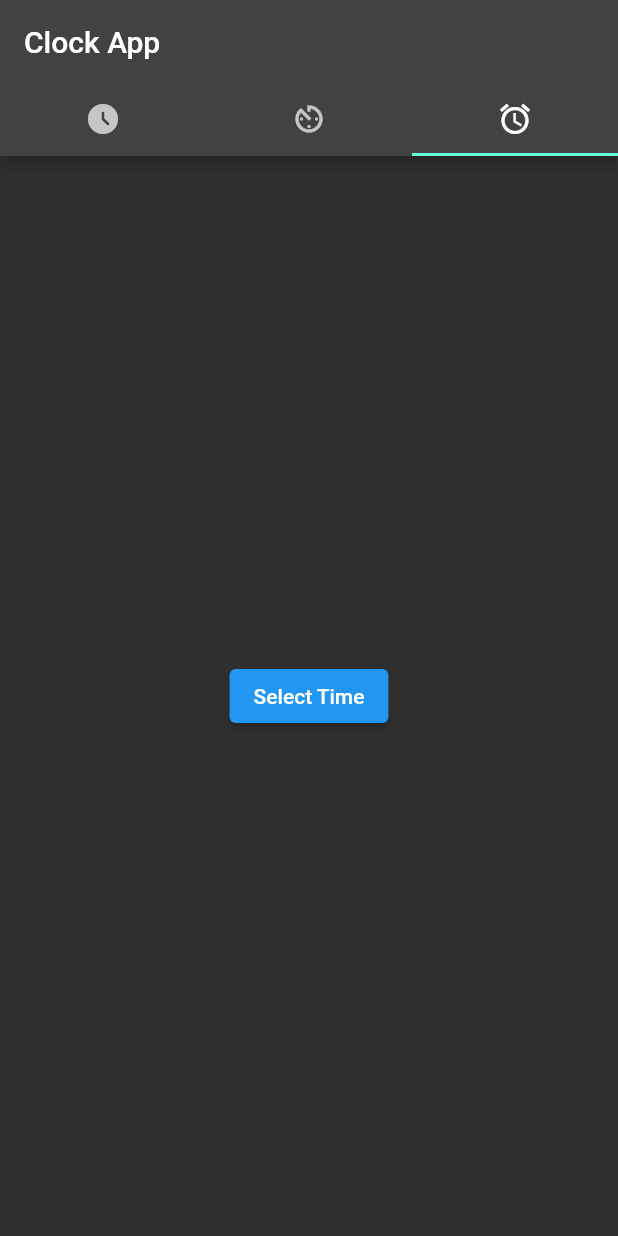
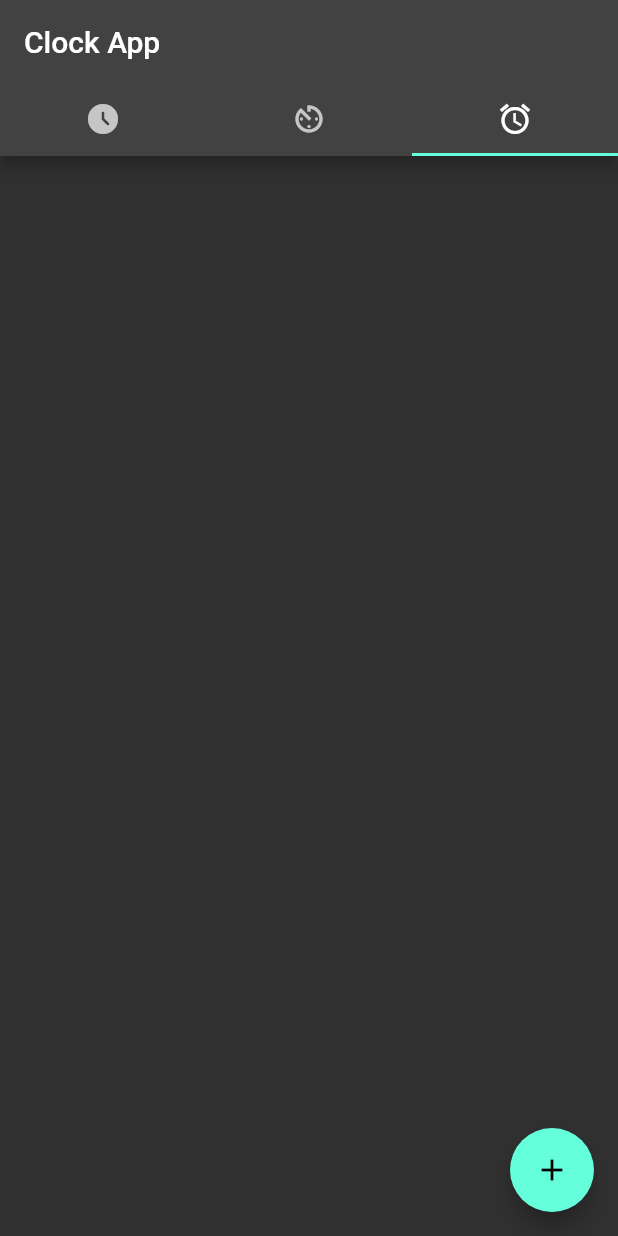
Before and after one commit to rodrigoc85/clock_demo, a Flutter app: the screen it shows after launch, tab 3 chosen, on a phone screen of 412 x 824 dp. Run offline on Flutter 3.47's test engine with Material 2 defaults, Android fonts, the phone set to English and light mode, and no system bars.

Commit message:
Adjustments in the layout prior to work on the alarms view

```diff
--- a/lib/main.dart
+++ b/lib/main.dart
@@ -1,7 +1,7 @@
-import 'package:clock_test/ui/analog_clock/analog_clock.dart';
+import 'package:clock_test/views/analog_clock_page.dart';
+import 'package:clock_test/views/digital_clock_page.dart';
 import 'package:clock_test/ui/clock_base_app.dart';
 import 'package:clock_test/ui/clock_scaffold.dart';
-import 'package:clock_test/ui/digital_clock.dart';
 import 'package:flutter/cupertino.dart';
 import 'package:flutter/material.dart';
 import 'package:flutter/services.dart';
@@ -41,60 +41,31 @@ class _AlarmAppState extends State<AlarmApp> {
         TabContent(
             icon: Icons.access_time_filled_rounded,
             title: "Digital clock",
-            page: _digitalClock(context)),
+            page: DigitalClockPage()),
         TabContent(
             icon: Icons.av_timer,
             title: "Analog clock",
-            page: _analogClock(context)),
+            page: AnalogClockPage()),
         TabContent(
-            icon: Icons.alarm, title: "Alarms", page: _alarmPage(context))
+            icon: Icons.alarm,
+            title: "Alarms",
+            page: _alarmPage(context),
+            action: ActionItem(
+              icon: Icons.add,
+              onTap: () {
+                _selectTime(context);
+              },
+            )),
       ],
-    );
-  }
-
-  Widget _digitalClock(BuildContext context) {
-    return Container(
-      width: MediaQuery.of(context).size.width,
-      child: Column(
-        mainAxisAlignment: MainAxisAlignment.center,
-        crossAxisAlignment: CrossAxisAlignment.center,
-        children: [
-          DigitalClock(),
-        ],
-      ),
-    );
-  }
-
-  Widget _analogClock(BuildContext context) {
-    return Container(
-      width: MediaQuery.of(context).size.width,
-      child: Column(
-        mainAxisAlignment: MainAxisAlignment.center,
-        crossAxisAlignment: CrossAxisAlignment.center,
-        children: [
-          Container(
-            height: MediaQuery.of(context).size.height * 0.8,
-            width: MediaQuery.of(context).size.width * 0.8,
-            child: AnalogClock(),
-          )
-        ],
-      ),
     );
   }
 
   Widget _alarmPage(BuildContext context) {
     return Center(
       child: Column(
-        // horizontal).
         mainAxisAlignment: MainAxisAlignment.center,
         children: <Widget>[
           if (_timeSet) Text(_time.toString().substring(10, 15)),
-          ElevatedButton(
-            onPressed: () {
-              _selectTime(context);
-            },
-            child: Text("Select Time"),
-          ),
           if (_timeSet)
             ElevatedButton(
               onPressed: () {
--- a/lib/ui/clock_scaffold.dart
+++ b/lib/ui/clock_scaffold.dart
@@ -3,7 +3,7 @@ import 'dart:io' show Platform;
 import 'package:flutter/cupertino.dart';
 import 'package:flutter/material.dart';
 
-class ClockScaffold extends StatelessWidget {
+class ClockScaffold extends StatefulWidget {
   final List<TabContent> pages;
   final String mainTitle;
 
@@ -14,36 +14,92 @@ class ClockScaffold extends StatelessWidget {
   }) : super(key: key);
 
   @override
+  _ClockScaffoldState createState() => _ClockScaffoldState();
+}
+
+class _ClockScaffoldState extends State<ClockScaffold>
+    with SingleTickerProviderStateMixin {
+  late TabController _tabController;
+
+  @override
+  void initState() {
+    super.initState();
+    if (Platform.isAndroid) {
+      _tabController = TabController(vsync: this, length: widget.pages.length);
+      _tabController.addListener(() {
+        setState(() {});
+      });
+    }
+  }
+
+  @override
+  void dispose() {
+    if (Platform.isAndroid) {
+      _tabController.dispose();
+    }
+    super.dispose();
+  }
+
+  @override
   Widget build(BuildContext context) {
     return Platform.isIOS
         ? CupertinoTabScaffold(
             tabBar: CupertinoTabBar(
-                items: pages
+                items: widget.pages
                     .map((page) => BottomNavigationBarItem(
                         icon: Icon(page.icon), label: page.title))
                     .toList()),
             tabBuilder: (BuildContext context, int index) {
               return CupertinoPageScaffold(
                 navigationBar: CupertinoNavigationBar(
-                  middle: Text(pages[index].title),
+                  middle: Text(widget.pages[index].title),
+                  trailing: _hasAction(index)
+                      ? GestureDetector(
+                          onTap: _actionHandler(index),
+                          child: Icon(
+                            _actionIcon(index),
+                            size: 26,
+                            color: CupertinoColors.activeOrange,
                           ),
-                child: pages[index].page,
+                        )
+                      : null,
+                ),
+                child: widget.pages[index].page,
               );
             })
-        : DefaultTabController(
-            length: pages.length,
-            child: Scaffold(
+        : Scaffold(
             appBar: AppBar(
               bottom: TabBar(
-                    tabs: pages
+                  controller: _tabController,
+                  tabs: widget.pages
                       .map((page) => Tab(icon: Icon(page.icon)))
                       .toList()),
-                title: Text(mainTitle),
+              title: Text(widget.mainTitle),
             ),
             body: TabBarView(
-                children: pages.map((page) => page.page).toList(),
+              physics: NeverScrollableScrollPhysics(),
+              controller: _tabController,
+              children: widget.pages.map((page) => page.page).toList(),
             ),
-            ));
+            floatingActionButton: _hasAction(_tabController.index)
+                ? FloatingActionButton(
+                    onPressed: _actionHandler(_tabController.index),
+                    child: Icon(
+                      _actionIcon(_tabController.index),
+                    ))
+                : null);
+  }
+
+  bool _hasAction(int index) {
+    return widget.pages[index].action != null;
+  }
+
+  _actionHandler(int index) {
+    return widget.pages[index].action!.onTap;
+  }
+
+  IconData _actionIcon(int index) {
+    return widget.pages[index].action!.icon;
   }
 }
 
@@ -61,12 +117,12 @@ class TabContent {
   IconData icon;
   String title;
   Widget page;
-  List<ActionItem>? actions;
+  ActionItem? action;
 
   TabContent({
     required this.icon,
     required this.title,
     required this.page,
-    this.actions,
+    this.action,
   });
 }
```
Also changed, not shown: lib/views/analog_clock_page.dart (added, +26 -0 lines), lib/views/digital_clock_page.dart (added, +22 -0 lines), 7 other files. Lines whose indentation alone changed are shown as unchanged.
